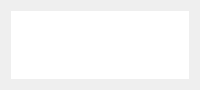
Above: responsedialog.ui from MaxDumbledore/LangSword before the change. Below: the same form after it.
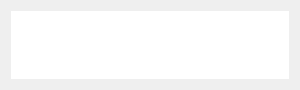
That is the form after the change.

The edit to the form file:
```diff
--- a/responsedialog.ui
+++ b/responsedialog.ui
@@ -6,8 +6,8 @@
    <rect>
     <x>0</x>
     <y>0</y>
-    <width>200</width>
-    <height>88</height>
+    <width>300</width>
+    <height>86</height>
    </rect>
   </property>
   <property name="sizePolicy">
@@ -18,13 +18,13 @@
   </property>
   <property name="minimumSize">
    <size>
-    <width>200</width>
+    <width>300</width>
     <height>0</height>
    </size>
   </property>
   <property name="maximumSize">
    <size>
-    <width>200</width>
+    <width>300</width>
     <height>16777215</height>
    </size>
   </property>
@@ -39,8 +39,6 @@
   </property>
   <layout class="QGridLayout" name="gridLayout">
    <item row="0" column="0">
-    <layout class="QVBoxLayout" name="verticalLayout">
-     <item>
       <widget class="QTextEdit" name="textEdit">
        <property name="frameShape">
         <enum>QFrame::NoFrame</enum>
@@ -52,8 +50,6 @@
         <enum>Qt::ScrollBarAlwaysOff</enum>
        </property>
       </widget>
-     </item>
-    </layout>
    </item>
   </layout>
  </widget>
```
Lines whose indentation alone changed are shown as unchanged.
